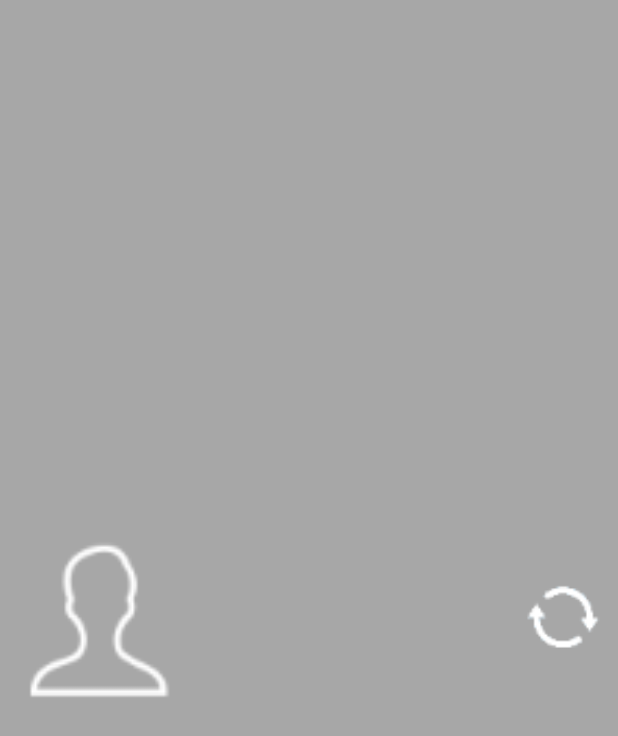
After one commit to KeeganLiew/Dem0App, an Android app: the layout widget_user.xml on its own in the app's theme, with its tools: preview values and no code run, on a phone screen of 412 x 824 dp. The commit adds this screen. Shown: the top 736 px of the screen. Run offline under Robolectric (Android 15) with nearby library versions, the phone set to English and light mode, and no system bars.

Commit message:
Widget now refreshes accordingly

```diff
--- a/aTestApp/src/main/assets/TODO.txt
+++ b/aTestApp/src/main/assets/TODO.txt
@@ -6,8 +6,10 @@ GitHub
 HTTP requests
 API Limitation List (Scrolling, FloatingButton < 21)
 [ToImprove]
+Replace images
 Widget Sizes
 Widget Display Picture
+Widget Progress Bar
 Widget Open app on tap, except refresh button
 Put received SMS in a list (instead of toast)
 From DevLog to Page with Feature
@@ -15,7 +17,6 @@ Merge Weeks to Months
 About Page Info
 [ToFix]
 Widget only updates latest one
-Keyboard to show after logout
 [Done]
 <Week 1>
 Toolbar (new Navigation Drawer)
@@ -40,3 +41,4 @@ This page
 About page
 Actionbar(Toolbar) titles
 Major project code clean up
+Bug fixing - Login's keyboard behavior, Float button behaviour, Widget
--- a/aTestApp/src/main/java/com/keegan/experiment/activities/LoginActivity.java
+++ b/aTestApp/src/main/java/com/keegan/experiment/activities/LoginActivity.java
@@ -326,7 +326,7 @@ public class LoginActivity extends AppCompatActivity implements OnClickListener
     private void loadSavedPreferences() {
         SharedPreferences sharedPreferences = PreferenceManager.getDefaultSharedPreferences(this);
 
-        String savedUsername = sharedPreferences.getString("Username", "");
+        String savedUsername = sharedPreferences.getString("Username", getString(R.string.new_user));
         usernameET.setText(savedUsername);
         pinET.setText("");
         if (!savedUsername.equalsIgnoreCase("")) {
@@ -343,7 +343,7 @@ public class LoginActivity extends AppCompatActivity implements OnClickListener
                 .getDefaultSharedPreferences(this);
         SharedPreferences.Editor editor = sharedPreferences.edit();
         editor.putString(key, value);
-        editor.commit();
+        editor.apply();
     }
 
     //public methods
--- a/aTestApp/src/main/java/com/keegan/experiment/activities/MainActivity.java
+++ b/aTestApp/src/main/java/com/keegan/experiment/activities/MainActivity.java
@@ -170,7 +170,7 @@ public class MainActivity extends AppCompatActivity implements OnClickListener {
 
     private void otherInitializations() {
         SharedPreferences sharedPreferences = PreferenceManager.getDefaultSharedPreferences(this);
-        username = sharedPreferences.getString("Username", "noName");
+        username = sharedPreferences.getString("Username", getString(R.string.new_user));
         updateUsername(username);
 
         exitToast = Toast.makeText(mActivity, "Press again to exit.", Toast.LENGTH_LONG);
--- /dev/null
+++ b/aTestApp/src/main/res/layout/widget_user.xml
@@ -0,0 +1,52 @@
+<LinearLayout xmlns:android="http://schemas.android.com/apk/res/android"
+    android:layout_width="match_parent"
+    android:layout_height="match_parent"
+    android:background="@color/widget_background_color"
+    android:orientation="horizontal">
+
+    <LinearLayout
+        android:layout_width="match_parent"
+        android:layout_height="match_parent"
+        android:paddingLeft="@dimen/widget_padding_left_right"
+        android:paddingRight="@dimen/widget_padding_left_right">
+
+        <ImageView
+            android:id="@+id/Widget_User_ImageView_DisplayPic"
+            android:layout_width="0dp"
+            android:layout_height="match_parent"
+            android:layout_weight="1"
+            android:src="@drawable/name" />
+
+        <TextView
+            android:id="@+id/Widget_User_TextView_Username"
+            android:layout_width="0dp"
+            android:layout_height="match_parent"
+            android:layout_weight="2"
+            android:gravity="center"
+            android:paddingLeft="@dimen/widget_element_paddings"
+            android:paddingRight="@dimen/widget_element_paddings"
+            android:textSize="@dimen/abc_text_size_large_material"
+            android:textStyle="bold" />
+
+        <RelativeLayout
+            android:id="@+id/Widget_User_RelativeLayout_Refresh"
+            android:layout_width="0dp"
+            android:layout_height="match_parent"
+            android:layout_weight="0.5">
+
+            <ImageView
+                android:id="@+id/Widget_User_ImageView_RefreshIcon"
+                android:layout_width="match_parent"
+                android:layout_height="match_parent"
+                android:contentDescription="@string/refresh"
+                android:src="@drawable/refresh"
+                android:visibility="visible"/>
+            <include
+                android:id="@+id/Widget_User_ProgressBar_Refresh"
+                layout="@layout/progressbar"
+                android:layout_width="match_parent"
+                android:layout_height="match_parent"
+                android:visibility="gone" />
+        </RelativeLayout>
+    </LinearLayout>
+</LinearLayout>
--- a/aTestApp/src/main/res/values/colors.xml
+++ b/aTestApp/src/main/res/values/colors.xml
@@ -22,7 +22,11 @@
     <color name="app_main_background_color">@color/clean_blue</color>
     <color name="app_main_theme_color">@color/clean_blue</color>
     <color name="button_pressed_color">@color/grey</color>
+
+    <color name="progress_bar_head_colour">@color/app_main_theme_color</color>
+    <color name="progress_bar_body_colour">@color/app_main_theme_color</color>
     <color name="progress_bar_tail_colour">@color/twenty_percent_white</color>
+
     <color name="spinner_background_color">#888888</color>
     <color name="login_navigation_background_color">@color/pure_black</color>
     <color name="expandablelistview_group_title_text_color">@color/pure_black</color>
--- a/aTestApp/src/main/res/values/dimens.xml
+++ b/aTestApp/src/main/res/values/dimens.xml
@@ -17,7 +17,8 @@
     <dimen name="custom_fab_margin_right">16dp</dimen>
     <dimen name="custom_fab_margin_bottom">16dp</dimen>
     <!--widget-->
-    <dimen name="widget_margin">8dp</dimen>
+    <dimen name="widget_padding_left_right">8dp</dimen>
+    <dimen name="widget_element_paddings">10dp</dimen>
     <!--general-->
     <dimen name="margin_between_elements">10dp</dimen>
     <dimen name="edit_text_size">15sp</dimen>
--- a/aTestApp/src/main/res/xml/simple_widget_info.xml
+++ b/aTestApp/src/main/res/xml/simple_widget_info.xml
@@ -1,8 +1,8 @@
 <appwidget-provider xmlns:android="http://schemas.android.com/apk/res/android"
-    android:initialLayout="@layout/widget_display_refresh"
+    android:initialLayout="@layout/widget_user"
     android:minHeight="60dp"
     android:minWidth="120dp"
     android:previewImage="@drawable/header"
     android:resizeMode="horizontal|vertical"
     android:updatePeriodMillis="1800000"
-    android:widgetCategory="home_screen|keyguard"></appwidget-provider>
+    android:widgetCategory="home_screen|keyguard"/>
```
Also changed, not shown: aTestApp/src/main/java/com/keegan/experiment/utilities/SimpleWidgetProvider.java (+29 -20 lines), aTestApp/src/main/res/drawable-xhdpi/progress_style.xml (+2 -136 lines), aTestApp/src/main/res/layout/progressbar.xml (added, +14 -0 lines), aTestApp/src/main/res/layout/widget_display_refresh.xml (deleted, +0 -38 lines).
